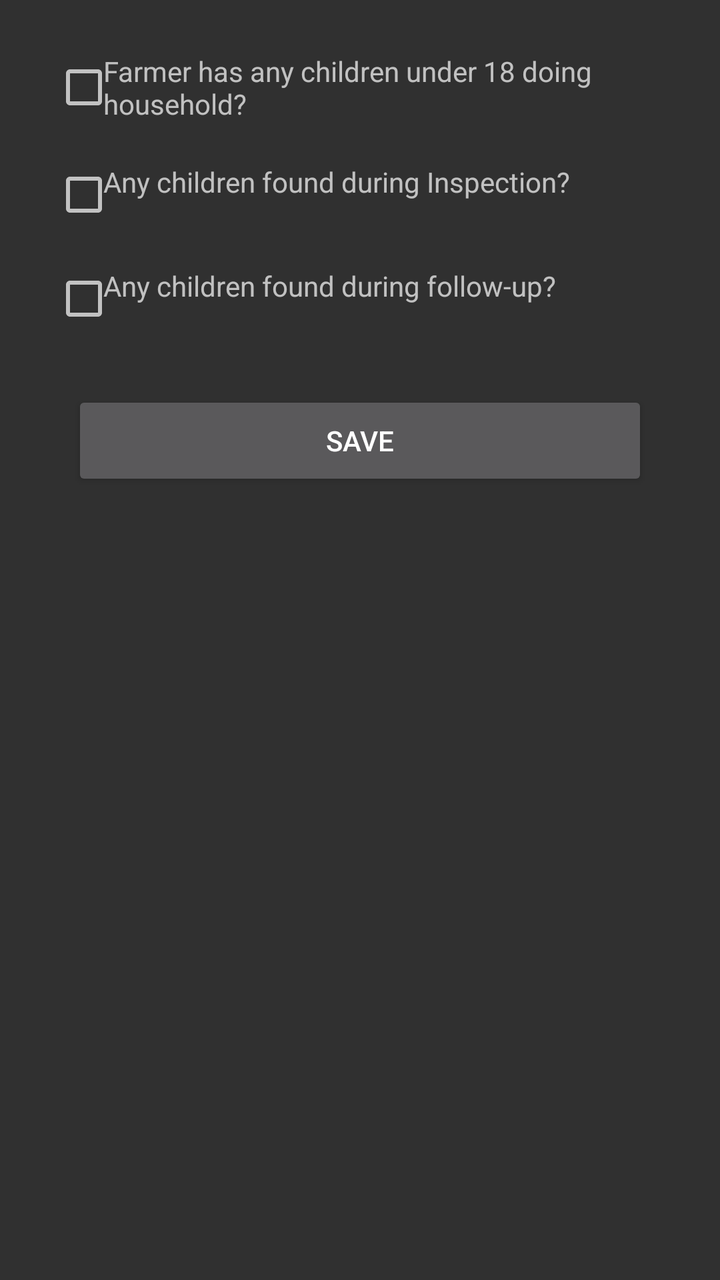
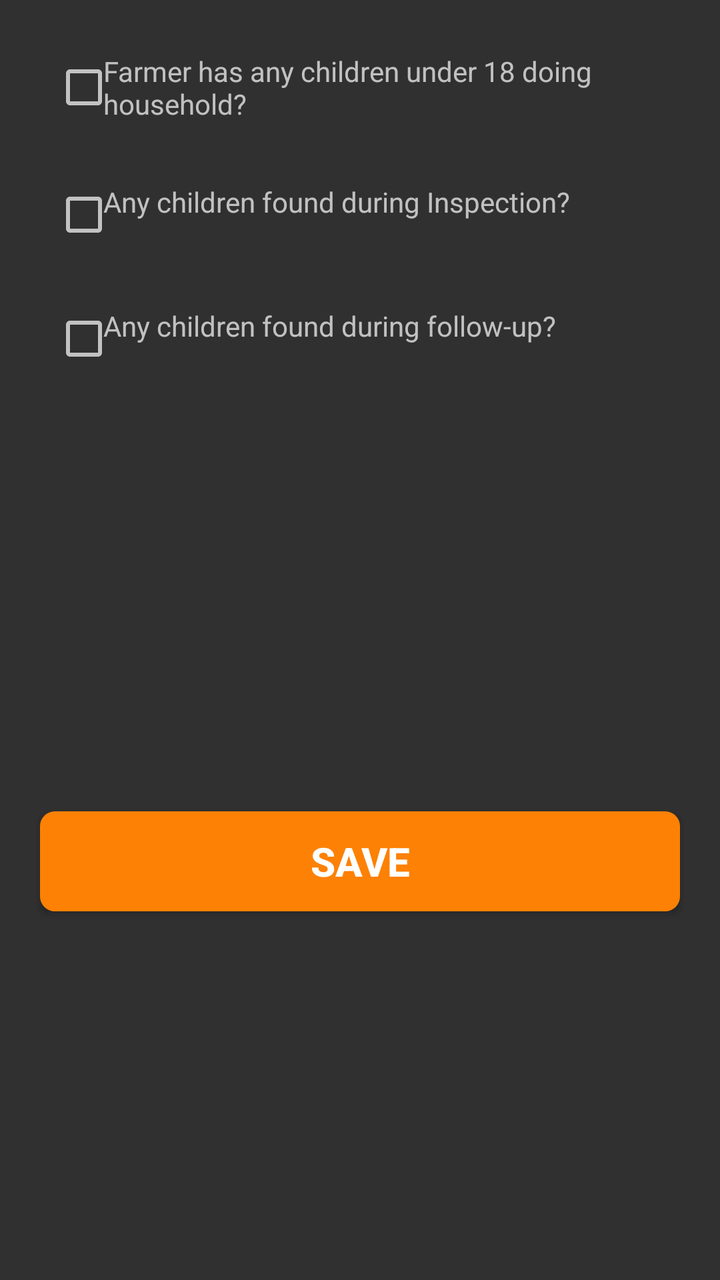

An Android layout rendered at two revisions. The XML below is the earlier revision; the diff shows what the commit changed to produce the second picture.
<!-- AndroidManifest.xml: activity theme Theme.AppCompat -->
<!-- res/layout/activity_child_visit_detail.xml -->
<?xml version="1.0" encoding="utf-8"?>
<LinearLayout xmlns:android="http://schemas.android.com/apk/res/android"
    android:orientation="vertical" android:layout_width="match_parent"
    android:layout_height="match_parent">

    <LinearLayout
        android:layout_width="match_parent"
        android:orientation="vertical"
        android:layout_margin="@dimen/activity_horizontal_margin"
        android:layout_height="match_parent">

        <LinearLayout
            android:layout_width="match_parent"
            android:layout_height="wrap_content"
            android:layout_margin="10dp"
            android:weightSum="5">

            <android.support.v7.widget.AppCompatCheckBox
                android:id="@+id/householdCheckBox"
                android:layout_width="wrap_content"
                android:layout_height="wrap_content"
                android:layout_gravity="center"
                android:gravity="center"
                android:layout_weight="1"/>

            <TextView
                android:layout_width="match_parent"
                android:layout_height="wrap_content"
                android:gravity="center_vertical"
                android:text="@string/household_question"
                android:layout_weight="4"/>

        </LinearLayout>

        <LinearLayout
            android:layout_width="match_parent"
            android:layout_height="wrap_content"
            android:layout_margin="10dp"
            android:weightSum="5">

            <android.support.v7.widget.AppCompatCheckBox
                android:id="@+id/inspectionCheckBox"
                android:layout_width="wrap_content"
                android:layout_height="wrap_content"
                android:layout_gravity="center"
                android:gravity="center"
                android:layout_weight="1"/>

            <TextView
                android:layout_width="match_parent"
                android:layout_height="wrap_content"
                android:text="@string/inspection_question"
                android:gravity="center_vertical"
                android:layout_weight="4"/>

        </LinearLayout>


        <LinearLayout
            android:layout_width="match_parent"
            android:layout_height="wrap_content"
            android:layout_margin="10dp"
            android:weightSum="5">

            <android.support.v7.widget.AppCompatCheckBox
                android:id="@+id/followupCheckBox"
                android:layout_width="wrap_content"
                android:layout_height="wrap_content"
                android:layout_gravity="center"
                android:gravity="center"
                android:layout_weight="1"/>

            <TextView
                android:layout_width="match_parent"
                android:layout_height="wrap_content"
                android:text="@string/followup_question"
                android:gravity="center_vertical"
                android:layout_weight="4"/>

        </LinearLayout>
        <android.support.v7.widget.AppCompatButton
            android:id="@+id/saveVisitDetailButton"
            android:layout_width="match_parent"
            android:layout_height="50dp"
            android:layout_margin="20dp"
            android:text="@string/Save"/>
    </LinearLayout>

</LinearLayout>
<!-- resources referenced by this layout -->
<resources>
  <dimen name="activity_horizontal_margin">16dp</dimen>
  <string name="Save">Save</string>
  <string name="followup_question">Any children found during follow-up?</string>
  <string name="household_question">Farmer has any children under 18 doing household?</string>
  <string name="inspection_question">Any children found during Inspection?</string>
</resources>

<!-- the commit's change to res/layout/activity_child_visit_detail.xml (unified diff, before → after) -->
@@ -1,18 +1,22 @@
 <?xml version="1.0" encoding="utf-8"?>
 <LinearLayout xmlns:android="http://schemas.android.com/apk/res/android"
-    android:orientation="vertical" android:layout_width="match_parent"
-    android:layout_height="match_parent">
+    android:layout_width="match_parent"
+    android:layout_height="match_parent"
+    android:orientation="vertical">
 
     <LinearLayout
         android:layout_width="match_parent"
-        android:orientation="vertical"
+        android:layout_height="wrap_content"
         android:layout_margin="@dimen/activity_horizontal_margin"
-        android:layout_height="match_parent">
+        android:orientation="vertical">
 
         <LinearLayout
             android:layout_width="match_parent"
             android:layout_height="wrap_content"
-            android:layout_margin="10dp"
+            android:layout_marginLeft="10dp"
+            android:layout_marginRight="10dp"
+            android:layout_marginBottom="20dp"
+            android:layout_marginTop="10dp"
             android:weightSum="5">
 
             <android.support.v7.widget.AppCompatCheckBox
@@ -20,22 +24,25 @@
                 android:layout_width="wrap_content"
                 android:layout_height="wrap_content"
                 android:layout_gravity="center"
-                android:gravity="center"
-                android:layout_weight="1"/>
+                android:layout_weight="1"
+                android:gravity="center" />
 
             <TextView
                 android:layout_width="match_parent"
                 android:layout_height="wrap_content"
+                android:layout_weight="4"
                 android:gravity="center_vertical"
-                android:text="@string/household_question"
-                android:layout_weight="4"/>
+                android:text="@string/household_question" />
 
         </LinearLayout>
 
         <LinearLayout
             android:layout_width="match_parent"
             android:layout_height="wrap_content"
-            android:layout_margin="10dp"
+            android:layout_marginLeft="10dp"
+            android:layout_marginRight="10dp"
+            android:layout_marginBottom="20dp"
+            android:layout_marginTop="10dp"
             android:weightSum="5">
 
             <android.support.v7.widget.AppCompatCheckBox
@@ -43,15 +50,15 @@
                 android:layout_width="wrap_content"
                 android:layout_height="wrap_content"
                 android:layout_gravity="center"
-                android:gravity="center"
-                android:layout_weight="1"/>
+                android:layout_weight="1"
+                android:gravity="center" />
 
             <TextView
                 android:layout_width="match_parent"
                 android:layout_height="wrap_content"
-                android:text="@string/inspection_question"
+                android:layout_weight="4"
                 android:gravity="center_vertical"
-                android:layout_weight="4"/>
+                android:text="@string/inspection_question" />
 
         </LinearLayout>
 
@@ -59,7 +66,10 @@
         <LinearLayout
             android:layout_width="match_parent"
             android:layout_height="wrap_content"
-            android:layout_margin="10dp"
+            android:layout_marginLeft="10dp"
+            android:layout_marginRight="10dp"
+            android:layout_marginBottom="20dp"
+            android:layout_marginTop="10dp"
             android:weightSum="5">
 
             <android.support.v7.widget.AppCompatCheckBox
@@ -67,23 +77,38 @@
                 android:layout_width="wrap_content"
                 android:layout_height="wrap_content"
                 android:layout_gravity="center"
-                android:gravity="center"
-                android:layout_weight="1"/>
+                android:layout_weight="1"
+                android:gravity="center" />
 
             <TextView
                 android:layout_width="match_parent"
                 android:layout_height="wrap_content"
-                android:text="@string/followup_question"
+                android:layout_weight="4"
                 android:gravity="center_vertical"
-                android:layout_weight="4"/>
+                android:text="@string/followup_question" />
 
         </LinearLayout>
+
+    </LinearLayout>
+
+    <LinearLayout
+        android:layout_width="match_parent"
+        android:layout_height="match_parent"
+        android:gravity="center">
+
+
+
         <android.support.v7.widget.AppCompatButton
             android:id="@+id/saveVisitDetailButton"
             android:layout_width="match_parent"
             android:layout_height="50dp"
+            android:layout_gravity="center"
             android:layout_margin="20dp"
-            android:text="@string/Save"/>
+            android:background="@drawable/border_yellow_background"
+            android:gravity="center"
+            android:text="@string/Save"
+            android:textColor="@color/ofis_base_font_white"
+            android:textSize="20dp"
+            android:textStyle="bold" />
     </LinearLayout>
-
 </LinearLayout>
<!-- resource entries referenced after the edit -->
@@ -1,9 +1,21 @@
 <!-- resources referenced by this layout -->
 <resources>
+  <color name="ofis_base_font_white">#ffffff</color>
   <dimen name="activity_horizontal_margin">16dp</dimen>
+  <!-- drawable border_yellow_background (drawable) -->
+  <?xml version="1.0" encoding="utf-8"?>
+  <shape xmlns:android="http://schemas.android.com/apk/res/android" android:shape="rectangle">
+      <solid android:color="@color/clmrs_yellow" />
+      <stroke
+          android:width="5dip"
+          android:color="@color/clmrs_yellow" />
+      <corners
+          android:radius="5dp" />
+  </shape>
   <string name="Save">Save</string>
   <string name="followup_question">Any children found during follow-up?</string>
   <string name="household_question">Farmer has any children under 18 doing household?</string>
   <string name="inspection_question">Any children found during Inspection?</string>
+  <color name="clmrs_yellow">#FD8104</color>
 </resources>
 
